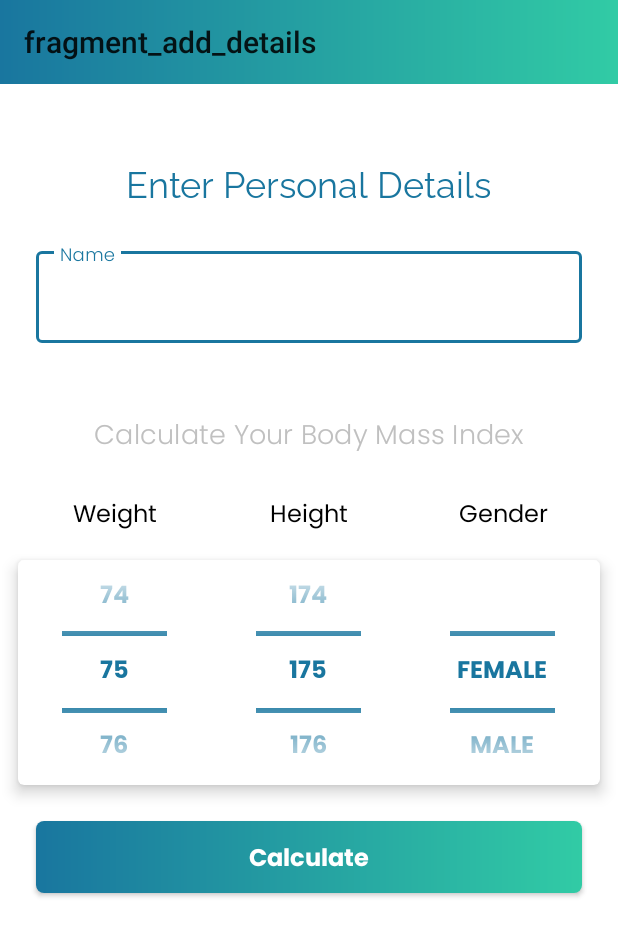
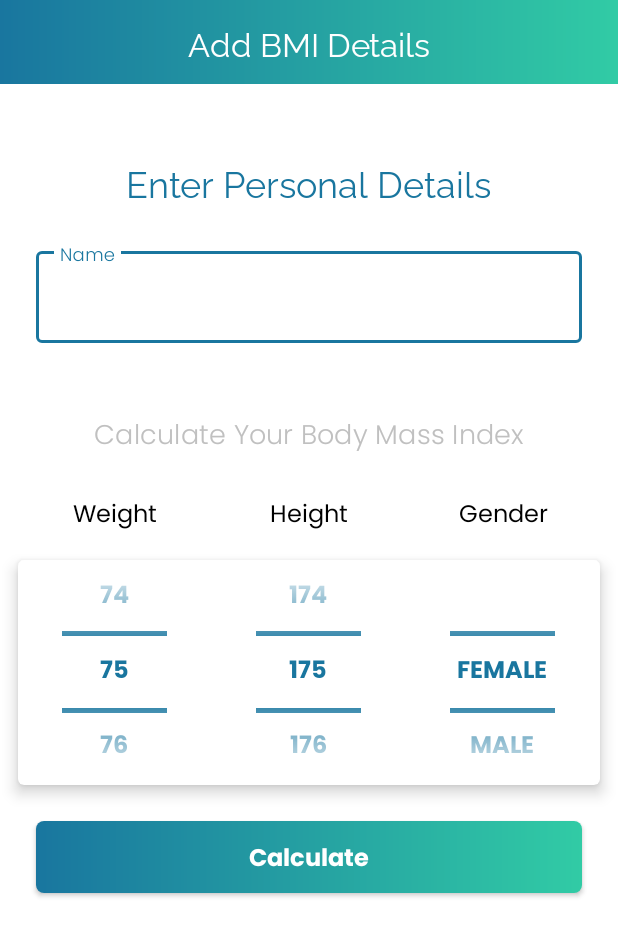
Before and after one commit to RyanKoech/bmiApp-newAgeTest, an Android app: the screen it shows after launch (MainActivity), on a phone screen of 412 x 824 dp. Shown: the top 936 px of the screen. Run offline under Robolectric (Android 15) with nearby library versions, the phone set to English and light mode, and no system bars; our stand-ins replace AdMob, navigation-ui.

Commit message:
Refined appbar appearance

```diff
--- a/app/src/main/java/com/example/bmiNewAge/MainActivity.kt
+++ b/app/src/main/java/com/example/bmiNewAge/MainActivity.kt
@@ -27,6 +27,7 @@ class MainActivity : AppCompatActivity() {
 
         setSupportActionBar(findViewById(R.id.toolbar))
         setupActionBarWithNavController(navController)
+        supportActionBar?.setDisplayShowTitleEnabled(false)
     }
 
     override fun onSupportNavigateUp(): Boolean {
--- a/app/src/main/java/com/example/bmiNewAge/ui/AddDetailsFragment.kt
+++ b/app/src/main/java/com/example/bmiNewAge/ui/AddDetailsFragment.kt
@@ -5,9 +5,10 @@ import androidx.fragment.app.Fragment
 import android.view.LayoutInflater
 import android.view.View
 import android.view.ViewGroup
+import android.widget.TextView
 import androidx.navigation.fragment.findNavController
+import com.example.bmiNewAge.R
 import com.example.bmiNewAge.databinding.FragmentAddDetailsBinding
-import com.example.bmiNewAge.other.BmiCategories
 import com.example.bmiNewAge.other.Constants
 import com.example.bmiNewAge.other.Utilities
 
@@ -21,6 +22,7 @@ class AddDetailsFragment : Fragment() {
         savedInstanceState: Bundle?
     ): View {
 
+        this.requireActivity().findViewById<TextView>(R.id.textView_toolbarTitle).text = getString(R.string.fragment_title_addDetails)
         _binding = FragmentAddDetailsBinding.inflate(inflater, container, false)
 
         initializeViewElements()
--- a/app/src/main/java/com/example/bmiNewAge/ui/ResultsFragment.kt
+++ b/app/src/main/java/com/example/bmiNewAge/ui/ResultsFragment.kt
@@ -5,7 +5,9 @@ import androidx.fragment.app.Fragment
 import android.view.LayoutInflater
 import android.view.View
 import android.view.ViewGroup
+import android.widget.TextView
 import androidx.navigation.fragment.navArgs
+import com.example.bmiNewAge.R
 import com.example.bmiNewAge.databinding.FragmentResultsBinding
 import com.example.bmiNewAge.other.BmiCategories
 import com.example.bmiNewAge.other.Utilities
@@ -27,6 +29,7 @@ class ResultsFragment : Fragment() {
         savedInstanceState: Bundle?
     ): View {
 
+        this.requireActivity().findViewById<TextView>(R.id.textView_toolbarTitle).text = getString(R.string.fragment_title_results)
         _binding = FragmentResultsBinding.inflate(inflater, container, false)
         weight = args.weight.toDouble()
         height = args.height.toDouble()
--- a/app/src/main/res/layout/activity_main.xml
+++ b/app/src/main/res/layout/activity_main.xml
@@ -12,8 +12,22 @@
         android:layout_width="match_parent"
         android:layout_height="?attr/actionBarSize"
         android:background="@drawable/gradient_0deg"
-        tools:title="Test Title"
-        app:layout_constraintTop_toTopOf="parent"/>
+        app:titleTextColor="@color/white"
+        app:titleTextAppearance="@style/BmiAppTheme.ToolbarTitle"
+        app:layout_constraintTop_toTopOf="parent"
+        android:theme="@style/BmiAppTheme.Toolbar">
+
+        <TextView
+            android:id="@+id/textView_toolbarTitle"
+            android:layout_width="wrap_content"
+            android:layout_height="wrap_content"
+            android:fontFamily="@font/raleway_regular"
+            android:textSize="22sp"
+            android:textColor="@color/white"
+            android:layout_gravity="center"
+            tools:text="Title"/>
+
+    </androidx.appcompat.widget.Toolbar>
 
     <androidx.fragment.app.FragmentContainerView
         android:id="@+id/fragmentContainer_main"
--- a/app/src/main/res/navigation/nav_graph.xml
+++ b/app/src/main/res/navigation/nav_graph.xml
@@ -3,13 +3,14 @@
     xmlns:app="http://schemas.android.com/apk/res-auto"
     xmlns:tools="http://schemas.android.com/tools"
     android:id="@+id/nav_graph"
+    android:label="@string/fragment_title_addDetails"
     app:startDestination="@id/addDetailsFragment">
 
     <fragment
         android:id="@+id/addDetailsFragment"
         android:name="com.example.bmiNewAge.ui.AddDetailsFragment"
-        android:label="fragment_add_details"
-        tools:layout="@layout/fragment_add_details" >
+        android:label=" Add BMI Details"
+        tools:layout="@layout/fragment_add_details">
         <action
             android:id="@+id/action_addDetailsFragment_to_resultsFragment"
             app:destination="@id/resultsFragment" />
@@ -17,8 +18,8 @@
     <fragment
         android:id="@+id/resultsFragment"
         android:name="com.example.bmiNewAge.ui.ResultsFragment"
-        android:label="fragment_results"
-        tools:layout="@layout/fragment_results" >
+        android:label="@string/fragment_title_results"
+        tools:layout="@layout/fragment_results">
         <argument
             android:name="weight"
             app:argType="float" />
--- a/app/src/main/res/values/strings.xml
+++ b/app/src/main/res/values/strings.xml
@@ -5,6 +5,8 @@
     <string name="fragment_addDetails_title">Enter Personal Details</string>
     <string name="input_hint_name">Name</string>
     <string name="fragment_addDetails_subtitle">Calculate Your Body Mass Index</string>
+    <string name="fragment_title_addDetails">Add BMI Details</string>
+    <string name="fragment_title_results">BMI Details</string>
     <string name="text_weight">Weight</string>
     <string name="text_height">Height</string>
     <string name="text_gender">Gender</string>
--- a/app/src/main/res/values/themes.xml
+++ b/app/src/main/res/values/themes.xml
@@ -33,4 +33,16 @@
         <item name="android:textSize">16sp</item>
     </style>
 
+    <style name="BmiAppTheme.ToolbarTitle" parent="Widget.AppCompat.Toolbar">
+        <item name="android:fontFamily">@font/raleway_regular</item>
+        <item name="android:textSize">22sp</item>
+        <item name="android:textAlignment">center</item>
+    </style>
+
+    <style name="BmiAppTheme.Toolbar" parent="@style/ThemeOverlay.AppCompat.ActionBar">
+        <!-- Customize color of navigation drawer icon and back arrow -->
+        <item name="colorControlNormal">@color/white</item>
+    </style>
+
+
 </resources>
```
